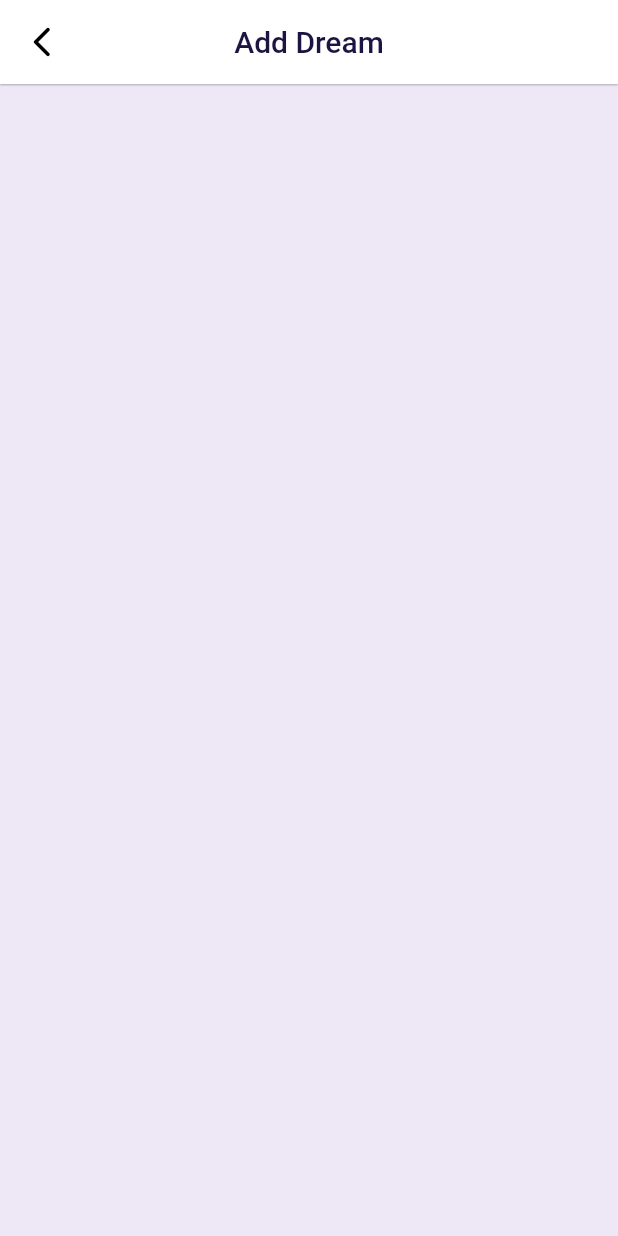
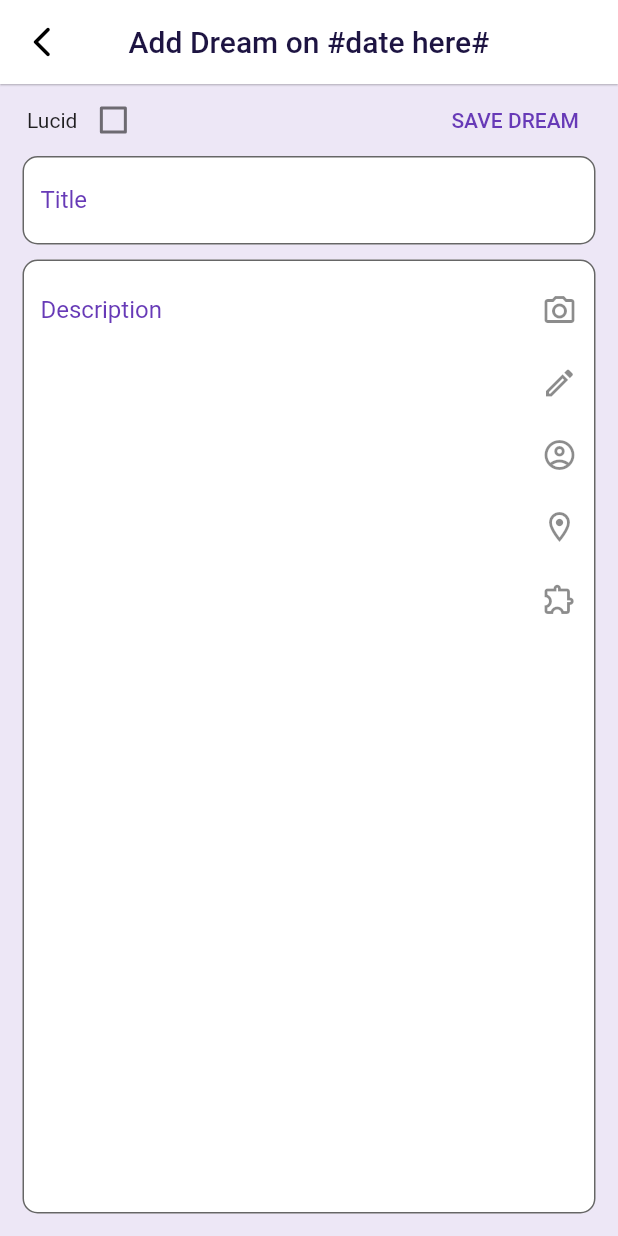
Before and after one commit to CrumblingCastle/DreamCatcher_Flutter, a Flutter app: the AddDream screen opened directly, on a phone screen of 412 x 824 dp. Run offline on Flutter 3.47's test engine with Material 2 defaults, Android fonts, the phone set to English and light mode, and no system bars.

Commit message:
made dreams page scrollable and improved layout

```diff
--- a/lib/dream_card.dart
+++ b/lib/dream_card.dart
@@ -1,6 +1,8 @@
 import 'package:flutter/material.dart';
 import 'dream.dart';
 import 'package:intl/intl.dart';
+
+final dMy = DateFormat('dd/MM/yyyy');
 
 class DreamCard extends StatelessWidget {
 //  const DreamCard({
@@ -19,58 +21,58 @@ class DreamCard extends StatelessWidget {
       child: Padding(
         padding: const EdgeInsets.all(12.0),
         child: Column(
-          crossAxisAlignment: CrossAxisAlignment.center,
+          crossAxisAlignment: CrossAxisAlignment.start,
           children: <Widget>[
-            Text(
-              DateFormat.yMMMd().format(dream.date),
-              style: TextStyle(
-                color: Colors.blueGrey[600],
-                fontSize: 18.0,
-              ),
-            ),
             Row(
-              mainAxisAlignment: MainAxisAlignment.spaceBetween,
               children: [
-                Text(
-                  dream.title,
-                  style: const TextStyle(
-                    fontSize: 18.0,
-                    color: Color.fromARGB(255, 29, 20, 66),
-                  ),
-                ),
                 if (dream.lucid == true)
                   Row(
                     children: const [
+                      Icon(
+                        Icons.check_circle_outline_rounded,
+                        color: Colors.teal,
+                      ),
                       Text(
-                        'Lucid ',
+                        ' Lucid',
                         style: TextStyle(
                           fontSize: 16.0,
                           color: Colors.teal,
                         ),
-                      ),
-                      Icon(
-                        Icons.check_circle_outline_rounded,
-                        color: Colors.teal,
                       ),
                     ],
                   )
                 else
                   Row(
                     children: const [
+                      Icon(
+                        Icons.run_circle_outlined,
+                        color: Colors.pink,
+                      ),
                       Text(
-                        'Not Lucid ',
+                        ' Not Lucid',
                         style: TextStyle(
                           fontSize: 16.0,
                           color: Colors.pink,
                         ),
                       ),
-                      Icon(
-                        Icons.run_circle_outlined,
-                        color: Colors.pink,
-                      ),
                     ],
-                  )
+                  ),
+                const Spacer(),
+                Text(
+                  dMy.format(dream.date),
+                  style: TextStyle(
+                    color: Colors.blueGrey[600],
+                    fontSize: 20.0,
+                  ),
+                ),
               ],
+            ),
+            Text(
+              dream.title,
+              style: const TextStyle(
+                fontSize: 18.0,
+                color: Color.fromARGB(255, 29, 20, 66),
+              ),
             ),
             const SizedBox(height: 6.0),
             Text(
--- a/lib/main.dart
+++ b/lib/main.dart
@@ -1,7 +1,11 @@
+//import 'dart:html';
+
 import 'package:flutter/material.dart';
 import 'dream.dart';
 import 'dream_card.dart';
 import 'stat_info_reminder_settings.dart';
+// ignore: unused_import
+import 'package:intl/intl.dart';
 
 void main() => runApp(MaterialApp(
       // ignore: prefer_const_constructors
@@ -73,7 +77,7 @@ class _HomeState extends State<Home> {
             initialDate: DateTime.now(),
             firstDate: DateTime(2022, 1, 1),
             lastDate: DateTime.now().add(const Duration(days: 1825)),
-            onDateChanged: (DateTime value) {
+            onDateChanged: (DateTime dreamDate) {
               Navigator.push(
                 context,
                 MaterialPageRoute(
@@ -189,14 +193,45 @@ class _DreamListState extends State<DreamList> {
         title: 'Climbing Accident',
         description:
             'I was climbing on a steep rock and another dragon attacked me.',
-        lucid: true,
+        lucid: false,
         date: DateTime(2022, 03, 05)),
     Dream(
         title: 'Dragon attack',
         description:
             'I was getting attacked by a dragon and all of sudden another dragon attacked me.. these dragons are getting out of hand imo.',
         lucid: true,
-        date: DateTime(2022, 03, 05))
+        date: DateTime(2022, 03, 06)),
+    Dream(
+        title: 'Awaiting for this bloke to come',
+        description:
+            'Well, tonight i was just playing table tenis, waiting for the dragon. He never came :( im sad.',
+        lucid: true,
+        date: DateTime(2022, 03, 07)),
+    Dream(
+        title: 'Life is meaningless',
+        description:
+            'I was getting angry with these dragons.. but now, now i see. I finally realise they were my only real friends.',
+        lucid: false,
+        date: DateTime(2022, 03, 08)),
+    Dream(
+        title: 'Dragon attack mothafackas',
+        description:
+            'WHAT A FIGHT! Dragon is back when nobody expected him. I was chilling in the park and BAM! Dragon. We had a nice fight, then saluted eachother and went on with our days',
+        lucid: true,
+        date: DateTime(2022, 03, 09)),
+    Dream(
+        title: 'Lunch with dragon',
+        description:
+            'Tonight we were not in the mood to fight. Dragon came but we just decided to grab a sandwich instead.',
+        lucid: true,
+        date: DateTime(2022, 03, 10)),
+    Dream(
+        title:
+            'Everybody asks what is dragon doing, but noone ever asks how is dragon doing',
+        description:
+            'I am getting to know my buddy dragon and he seems like a top bloke. It had never come to my attention how opressed dragon are in todays neo-feudalistic societies.',
+        lucid: true,
+        date: DateTime(2022, 03, 11)),
   ];
 
   @override
@@ -215,6 +250,7 @@ class _DreamListState extends State<DreamList> {
         actions: [
           Row(
             children: [
+              //Text(DateFormat.yMMMd().format(dreamDate)),
               const Text(
                 'ADD DREAM',
                 style: TextStyle(
@@ -251,7 +287,7 @@ class _DreamListState extends State<DreamList> {
           ),
         ],
       ),
-      body: Column(
+      body: ListView(
         children: dreams.map((dream) => DreamCard(dream: dream)).toList(),
       ),
     );
@@ -259,6 +295,7 @@ class _DreamListState extends State<DreamList> {
 }
 
 // ~~~~~~~~~~~~| Add Dream |~~~~~~~~~~~~
+// Βάλτο μέσα στη main εκεί που ήταν να είναι κανονικά
 
 class AddDream extends StatefulWidget {
   const AddDream({Key? key}) : super(key: key);
@@ -268,12 +305,14 @@ class AddDream extends StatefulWidget {
 }
 
 class _AddDreamState extends State<AddDream> {
+  bool? lucid = false;
+  //late String title_of_new_dream;
   @override
   Widget build(BuildContext context) {
     return Scaffold(
       backgroundColor: Colors.deepPurple[50],
       appBar: AppBar(
-        title: const Text('Add Dream'),
+        title: const Text('Add Dream on #date here#'),
         centerTitle: true,
         elevation: 0.5,
         backgroundColor: Colors.white,
@@ -281,8 +320,113 @@ class _AddDreamState extends State<AddDream> {
         leading: IconButton(
           icon:
               const Icon(Icons.arrow_back_ios_new_rounded, color: Colors.black),
-          onPressed: () => Navigator.of(context).pop(),
+          onPressed: () => Navigator.of(context).pop(
+            MaterialPageRoute(
+              builder: (context) => const DreamList(),
+            ),
+          ),
         ),
+      ),
+      body: Column(
+        children: <Widget>[
+          Row(
+            children: [
+              const SizedBox(width: 18.0),
+              const Text('Lucid'),
+              Checkbox(
+                value: lucid,
+                onChanged: (value) {
+                  setState(() {
+                    lucid = value;
+                  });
+                },
+              ),
+              const Spacer(),
+              TextButton(
+                child: const Text('SAVE DREAM'),
+                onPressed: () {
+                  //print('Pressed');
+                },
+              ),
+              const SizedBox(width: 18.0)
+            ],
+          ),
+          // ~~~~~~~~~~ TITLE TEXT-BOX
+          Container(
+            margin: const EdgeInsets.fromLTRB(15.0, 0.0, 15.0, 0.0),
+            child: TextField(
+              onChanged: (text) {
+                //title_of_new_dream = text;
+              },
+              decoration: InputDecoration(
+                  hintText: "Input text |",
+                  labelText: "Title",
+                  labelStyle:
+                      const TextStyle(fontSize: 16, color: Colors.deepPurple),
+                  border: OutlineInputBorder(
+                    borderRadius: BorderRadius.circular(10.0),
+                  ),
+                  fillColor: Colors.white,
+                  filled: true),
+              keyboardType: TextInputType.text,
+              maxLines: 1,
+            ),
+          ),
+          const SizedBox(height: 10.0),
+          // ~~~~~~~~~~ DESCRIPTION TEXT-BOX + icon buttons
+          Flexible(
+            child: Container(
+              margin: const EdgeInsets.fromLTRB(15.0, 0.0, 15.0, 15.0),
+              child: TextField(
+                expands: true,
+                maxLines: null,
+                textAlignVertical: TextAlignVertical.top,
+                decoration: InputDecoration(
+                    hintText: "Input text |",
+                    alignLabelWithHint: true,
+                    label:
+                        const Text('Description', textAlign: TextAlign.start),
+                    labelStyle:
+                        const TextStyle(fontSize: 16, color: Colors.deepPurple),
+                    border: OutlineInputBorder(
+                      borderRadius: BorderRadius.circular(10.0),
+                    ),
+                    suffixIcon: Column(
+                      mainAxisAlignment: MainAxisAlignment.start,
+                      // added line
+                      // mainAxisSize: MainAxisSize.min,
+                      // added line
+                      children: <Widget>[
+                        const SizedBox(height: 10.0),
+                        IconButton(
+                          onPressed: () {},
+                          icon: const Icon(Icons.photo_camera_outlined),
+                        ),
+                        IconButton(
+                          onPressed: () {},
+                          icon: const Icon(Icons.create_outlined),
+                        ),
+                        IconButton(
+                          onPressed: () {},
+                          icon: const Icon(Icons.account_circle_outlined),
+                        ),
+                        IconButton(
+                          onPressed: () {},
+                          icon: const Icon(Icons.location_on_outlined),
+                        ),
+                        IconButton(
+                          onPressed: () {},
+                          icon: const Icon(Icons.extension_outlined),
+                        ),
+                      ],
+                    ),
+                    fillColor: Colors.white,
+                    filled: true),
+                keyboardType: TextInputType.text,
+              ),
+            ),
+          ),
+        ],
       ),
     );
   }
```
